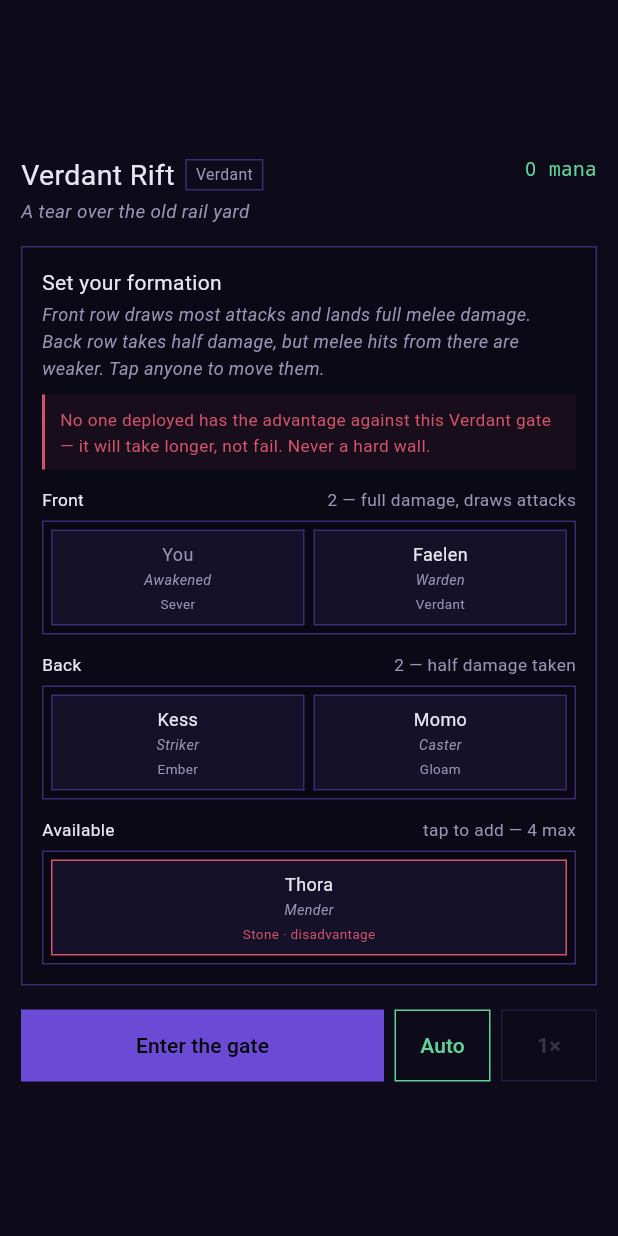
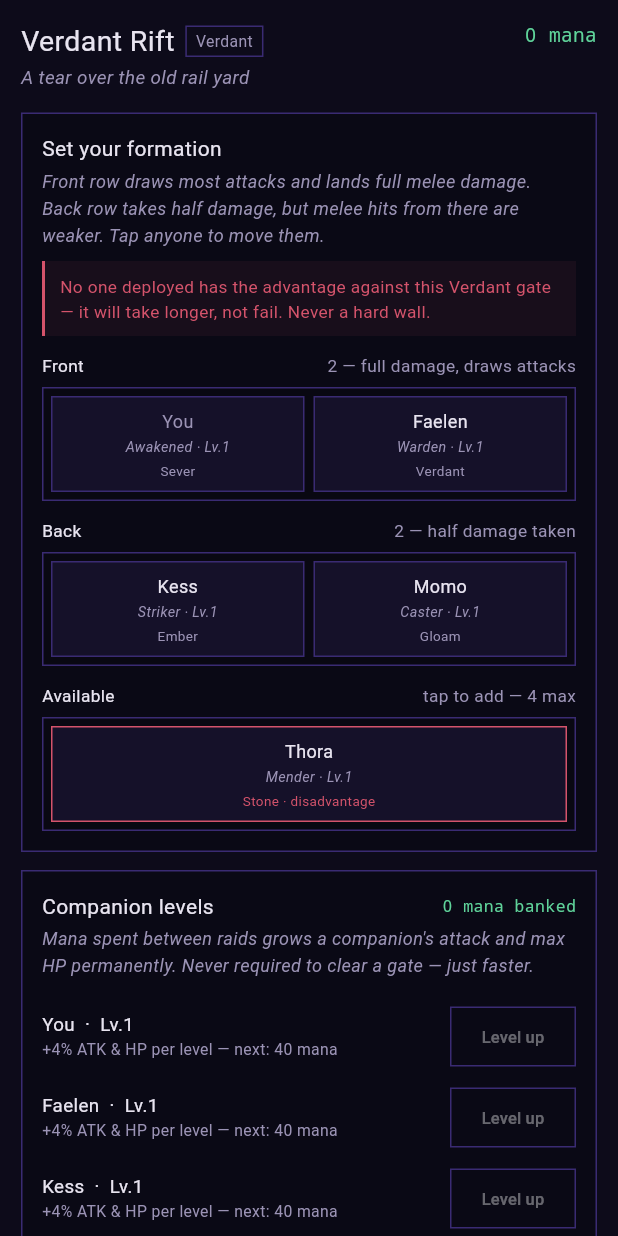
Before and after one commit to MohammedEmad333/Gatefall, a Flutter app: the screen it shows after launch, on a phone screen of 412 x 824 dp. Run offline on Flutter 3.47's test engine with Material 3 defaults, Android fonts, the phone set to English and light mode, and no system bars; Roboto replaces fonts that are missing (Georgia).

Commit message:
Step 4: Mana rewards -> companion leveling
Add the second power track from docs/combat-spec.md §6: companion combat
level, bought with Mana between raids. New Progression helper (lib/data/
progression.dart) defines the cost curve (40 * 1.18^(level-1), capped at
level 20) and a +4%/level stat multiplier applied to attack, max HP, and
ability power — abilities are included because a caster's damage is
mostly her ability, so skipping them would make leveling nearly
invisible for Momo.

Wired levels through Roster.partyFrom/abilitiesFor and Battle.fromFormation
(default level 1 everywhere, so all pre-existing behavior and tests are
unchanged). main.dart tracks a companionLevels map, spends banked totalMana
on level-ups, and shows a "Companion levels" panel plus per-unit level
badges on the formation screen and in-raid party list.

Verified via simulation that leveling is a real, felt speed boost — the
default comp's average clear drops from ~339s at level 1 to ~240s at level
10 — while an unleveled level-1 party still clears exactly as reliably as
before this step, keeping the no-fail-state promise leveling could easily
have broken. Recorded as hard-won finding #8 in docs/HANDOFF.md. Added a
"progression (step 4)" test group (4 new tests, 21/21 total). Marks step 4
complete in docs/HANDOFF.md's build progress.

Co-Authored-By: Claude Sonnet 5 <noreply@anthropic.com>
Claude-Session: https://claude.ai/code/session_015ixfsdCbV5w95EU14daf7H

```diff
--- a/gatefall_flame/lib/combat/battle.dart
+++ b/gatefall_flame/lib/combat/battle.dart
@@ -46,6 +46,7 @@ class Fighter {
   final bool melee;
   final GateElement element;
   final BattleRow row;
+  final int level;
 
   double hp;
   double shield = 0;
@@ -62,6 +63,7 @@ class Fighter {
     required this.melee,
     required this.element,
     required this.row,
+    this.level = 1,
   }) : hp = maxHp;
 
   double get hpFraction => (hp / maxHp).clamp(0, 1);
@@ -127,10 +129,12 @@ class Battle {
   }) : _rng = rng ?? Random();
 
   factory Battle.fromFormation(Map<String, BattleRow> formation,
-      {GateElement gateElement = GateElement.verdant, Random? rng}) {
+      {Map<String, int> levels = const {},
+      GateElement gateElement = GateElement.verdant,
+      Random? rng}) {
     return Battle(
-      party: Roster.partyFrom(formation),
-      abilities: Roster.abilitiesFor(formation.keys),
+      party: Roster.partyFrom(formation, levels: levels),
+      abilities: Roster.abilitiesFor(formation.keys, levels: levels),
       gateElement: gateElement,
       rng: rng,
     );
--- /dev/null
+++ b/gatefall_flame/lib/data/progression.dart
@@ -0,0 +1,27 @@
+import 'dart:math';
+
+/// Step 4: Mana rewards -> companion leveling (docs/combat-spec.md §6,
+/// track 2 — "Companion combat level — bought with Mana. The main Mana
+/// sink.").
+///
+/// Deliberately just this one track for now: player level and gear (the
+/// other two tracks in §6) and Bond (the fourth, softest track in §5) are
+/// later steps. This only spends the Mana a raid already earns to grow a
+/// companion's own stats.
+class Progression {
+  static const int minLevel = 1;
+  static const int maxLevel = 20;
+
+  /// Mana cost to go from [currentLevel] to the next. Returns -1 once a
+  /// companion is at [maxLevel] — there's nothing left to buy.
+  static int costFor(int currentLevel) {
+    if (currentLevel >= maxLevel) return -1;
+    return (40 * pow(1.18, currentLevel - 1)).round();
+  }
+
+  /// Flat multiplier applied to attack and max HP. +4% per level above 1,
+  /// so level 20 is a +76% character — noticeable, never a hard requirement
+  /// (an unleveled companion still clears a level-appropriate gate; see
+  /// balance_test.dart).
+  static double statMultiplier(int level) => 1.0 + (level - 1) * 0.04;
+}
--- a/gatefall_flame/lib/data/roster.dart
+++ b/gatefall_flame/lib/data/roster.dart
@@ -1,4 +1,5 @@
 import '../combat/battle.dart';
+import 'progression.dart';
 
 enum BattleRow { front, back }
 
@@ -117,14 +118,22 @@ class Roster {
         cooldown: 7.0),
   ];
 
-  /// Only abilities whose owner is actually deployed.
-  static List<Ability> abilitiesFor(Iterable<String> deployedIds) => abilities
+  /// Only abilities whose owner is actually deployed. [levels] scales each
+  /// ability's power with its owner's companion level (step 4).
+  static List<Ability> abilitiesFor(Iterable<String> deployedIds,
+          {Map<String, int> levels = const {}}) =>
+      abilities
           .where((a) => deployedIds.contains(a.ownerId))
-      .map((d) => d.instantiate())
+          .map((d) =>
+              d.instantiate(level: levels[d.ownerId] ?? Progression.minLevel))
           .toList();
 
-  static List<Fighter> partyFrom(Map<String, BattleRow> formation) =>
-      formation.entries.map((e) => byId(e.key).instantiate(e.value)).toList();
+  static List<Fighter> partyFrom(Map<String, BattleRow> formation,
+          {Map<String, int> levels = const {}}) =>
+      formation.entries
+          .map((e) => byId(e.key).instantiate(e.value,
+              level: levels[e.key] ?? Progression.minLevel))
+          .toList();
 }
 
 class FighterDef {
@@ -145,17 +154,21 @@ class FighterDef {
     this.locked = false,
   });
 
-  Fighter instantiate(BattleRow row) => Fighter(
+  Fighter instantiate(BattleRow row, {int level = Progression.minLevel}) {
+    final mult = Progression.statMultiplier(level);
+    return Fighter(
       id: id,
       name: name,
       role: role,
-        maxHp: maxHp,
-        attack: attack,
+      maxHp: maxHp * mult,
+      attack: attack * mult,
       attackSpeed: attackSpeed,
       melee: melee,
       element: element,
       row: row,
+      level: level,
     );
+  }
 }
 
 class AbilityDef {
@@ -173,12 +186,12 @@ class AbilityDef {
     this.duration = 0,
   });
 
-  Ability instantiate() => Ability(
+  Ability instantiate({int level = Progression.minLevel}) => Ability(
         id: id,
         name: name,
         ownerId: ownerId,
         kind: kind,
-        power: power,
+        power: power * Progression.statMultiplier(level),
         cooldown: cooldown,
         duration: duration,
       );
--- a/gatefall_flame/lib/main.dart
+++ b/gatefall_flame/lib/main.dart
@@ -5,6 +5,7 @@ import 'package:flutter/material.dart';
 import 'combat/battle.dart';
 import 'data/combat_config.dart';
 import 'data/gate.dart';
+import 'data/progression.dart';
 import 'data/roster.dart';
 
 /// Step-2 raid screen: formation, then the auto-battle.
@@ -66,6 +67,11 @@ class _RaidScreenState extends State<RaidScreen> {
   final GateGenerator _gates = GateGenerator();
   late Gate gate = _gates.next();
 
+  // Companion combat levels (step 4) — bought with Mana between raids.
+  final Map<String, int> levels = {
+    for (final f in Roster.all) f.id: Progression.minLevel,
+  };
+
   bool get speedUnlocked => clears >= CombatConfig.clearsToUnlockDoubleSpeed;
   int get partyCount => formation.length;
 
@@ -95,8 +101,18 @@ class _RaidScreenState extends State<RaidScreen> {
     });
   }
 
+  void _levelUp(String id) {
+    final cost = Progression.costFor(levels[id] ?? Progression.minLevel);
+    if (cost < 0 || totalMana < cost) return;
+    setState(() {
+      totalMana -= cost;
+      levels[id] = (levels[id] ?? Progression.minLevel) + 1;
+    });
+  }
+
   void _startRaid() {
-    final b = Battle.fromFormation(formation, gateElement: gate.element)
+    final b = Battle.fromFormation(formation,
+        levels: levels, gateElement: gate.element)
       ..start();
     b.autoCast = autoCast;
     battle = b;
@@ -154,9 +170,11 @@ class _RaidScreenState extends State<RaidScreen> {
                   const SizedBox(height: 14),
                   if (finished)
                     _resultPanel(b)
-                  else if (showFormation || b == null)
-                    _formationPanel()
-                  else ...[
+                  else if (showFormation || b == null) ...[
+                    _formationPanel(),
+                    const SizedBox(height: 12),
+                    _levelsPanel(),
+                  ] else ...[
                     _enemyPanel(b),
                     const SizedBox(height: 9),
                     _waveTrack(b),
@@ -359,7 +377,7 @@ class _RaidScreenState extends State<RaidScreen> {
                 style: TextStyle(
                     color: def.locked ? _boneDim : _bone, fontSize: 12)),
             const SizedBox(height: 2),
-            Text(def.role,
+            Text('${def.role} · Lv.${levels[def.id] ?? Progression.minLevel}',
                 style: const TextStyle(
                     color: _boneDim,
                     fontSize: 9.5,
@@ -377,6 +395,88 @@ class _RaidScreenState extends State<RaidScreen> {
             ),
           ],
         ),
+      ),
+    );
+  }
+
+  // ---------------- levels ----------------
+
+  Widget _levelsPanel() {
+    return Container(
+      padding: const EdgeInsets.all(13),
+      decoration: BoxDecoration(
+        border: Border.all(color: _riftDim),
+        color: Colors.black.withValues(alpha: .2),
+      ),
+      child: Column(
+        crossAxisAlignment: CrossAxisAlignment.stretch,
+        children: [
+          Row(
+            mainAxisAlignment: MainAxisAlignment.spaceBetween,
+            children: [
+              const Text('Companion levels',
+                  style: TextStyle(color: _bone, fontSize: 14)),
+              Text('$totalMana mana banked',
+                  style: const TextStyle(
+                      color: _verdant, fontSize: 11, fontFamily: 'monospace')),
+            ],
+          ),
+          const SizedBox(height: 3),
+          const Text(
+            'Mana spent between raids grows a companion\'s attack and max HP '
+            'permanently. Never required to clear a gate — just faster.',
+            style: TextStyle(
+                color: _boneDim,
+                fontSize: 12,
+                fontStyle: FontStyle.italic,
+                height: 1.5),
+          ),
+          const SizedBox(height: 8),
+          for (final def in Roster.all) _levelRow(def),
+        ],
+      ),
+    );
+  }
+
+  Widget _levelRow(FighterDef def) {
+    final level = levels[def.id] ?? Progression.minLevel;
+    final cost = Progression.costFor(level);
+    final maxed = cost < 0;
+    final affordable = !maxed && totalMana >= cost;
+    return Padding(
+      padding: const EdgeInsets.only(top: 6),
+      child: Row(
+        children: [
+          Expanded(
+            child: Column(
+              crossAxisAlignment: CrossAxisAlignment.start,
+              children: [
+                Text('${def.name}  ·  Lv.$level',
+                    style: const TextStyle(color: _bone, fontSize: 12.5)),
+                Text(
+                  maxed
+                      ? 'max level'
+                      : '+4% ATK & HP per level — next: $cost mana',
+                  style: const TextStyle(color: _boneDim, fontSize: 10.5),
+                ),
+              ],
+            ),
+          ),
+          SizedBox(
+            width: 84,
+            child: OutlinedButton(
+              onPressed: (!maxed && affordable) ? () => _levelUp(def.id) : null,
+              style: OutlinedButton.styleFrom(
+                foregroundColor: affordable ? _gold : _boneDim,
+                side: BorderSide(color: affordable ? _gold : _riftDim),
+                padding: const EdgeInsets.symmetric(vertical: 8),
+                shape: const RoundedRectangleBorder(),
+              ),
+              child: Text(maxed ? 'Max' : 'Level up',
+                  style: const TextStyle(fontSize: 11)),
+            ),
+          ),
+        ],
       ),
     );
   }
@@ -493,7 +593,7 @@ class _RaidScreenState extends State<RaidScreen> {
             Row(
               mainAxisAlignment: MainAxisAlignment.spaceBetween,
               children: [
-                Text(f.name,
+                Text('${f.name}  Lv.${f.level}',
                     style: const TextStyle(color: _bone, fontSize: 13)),
                 Text(tag,
                     style: TextStyle(
```
Also changed, not shown: 2 other files. Lines whose indentation alone changed are shown as unchanged.
